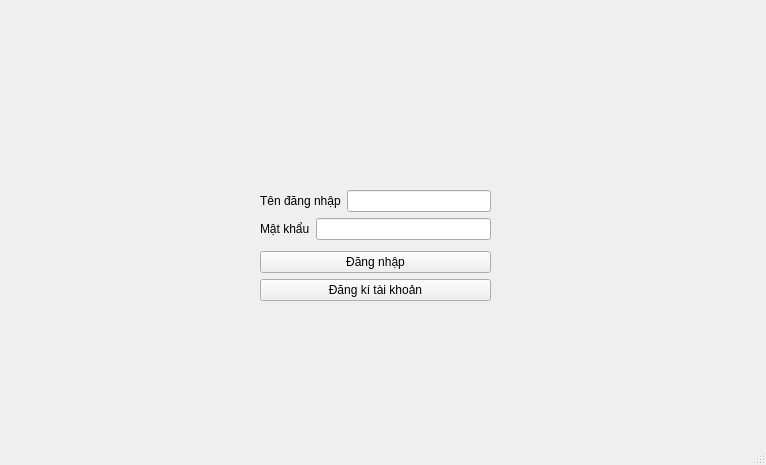
nothign-us/Beta, file airline-gui/mainwindow.ui: the form before one commit.
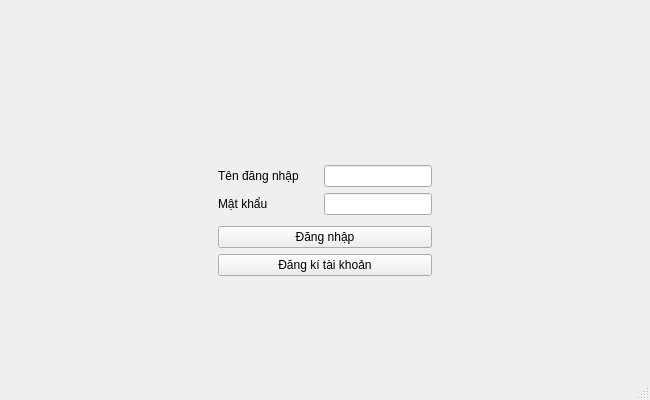
The form after the commit. Icons and pictures are not drawn.

Diff of the .ui file:
```diff
--- a/airline-gui/mainwindow.ui
+++ b/airline-gui/mainwindow.ui
@@ -6,8 +6,8 @@
    <rect>
     <x>0</x>
     <y>0</y>
-    <width>766</width>
-    <height>465</height>
+    <width>650</width>
+    <height>400</height>
    </rect>
   </property>
   <property name="sizePolicy">
@@ -18,19 +18,22 @@
   </property>
   <property name="minimumSize">
    <size>
-    <width>766</width>
-    <height>465</height>
+    <width>650</width>
+    <height>400</height>
    </size>
   </property>
   <property name="maximumSize">
    <size>
-    <width>766</width>
-    <height>465</height>
+    <width>650</width>
+    <height>400</height>
    </size>
   </property>
   <property name="windowTitle">
    <string>MainWindow</string>
   </property>
+  <property name="styleSheet">
+   <string notr="true"/>
+  </property>
   <widget class="QWidget" name="centralwidget">
    <property name="sizePolicy">
     <sizepolicy hsizetype="Expanding" vsizetype="Expanding">
@@ -38,13 +41,16 @@
      <verstretch>0</verstretch>
     </sizepolicy>
    </property>
+   <property name="styleSheet">
+    <string notr="true"/>
+   </property>
    <widget class="QWidget" name="horizontalWidget" native="true">
     <property name="geometry">
      <rect>
       <x>0</x>
       <y>10</y>
-      <width>751</width>
-      <height>431</height>
+      <width>650</width>
+      <height>400</height>
      </rect>
     </property>
     <property name="sizePolicy">
@@ -91,19 +97,6 @@
          </property>
         </spacer>
        </item>
-       <item>
-        <spacer name="horizontalSpacer">
-         <property name="orientation">
-          <enum>Qt::Horizontal</enum>
-         </property>
-         <property name="sizeHint" stdset="0">
-          <size>
-           <width>40</width>
-           <height>20</height>
-          </size>
-         </property>
-        </spacer>
-       </item>
        <item alignment="Qt::AlignHCenter">
         <widget class="QLabel" name="logo">
          <property name="text">
@@ -121,13 +114,29 @@
          </property>
          <item>
           <widget class="QLabel" name="labelUsername">
+           <property name="sizePolicy">
+            <sizepolicy hsizetype="Fixed" vsizetype="Preferred">
+             <horstretch>0</horstretch>
+             <verstretch>0</verstretch>
+            </sizepolicy>
+           </property>
+           <property name="minimumSize">
+            <size>
+             <width>100</width>
+             <height>0</height>
+            </size>
+           </property>
            <property name="text">
             <string>Tên đăng nhập</string>
            </property>
           </widget>
          </item>
          <item>
-          <widget class="QLineEdit" name="lineEdit_username"/>
+          <widget class="QLineEdit" name="lineEdit_username">
+           <property name="styleSheet">
+            <string notr="true"/>
+           </property>
+          </widget>
          </item>
         </layout>
        </item>
@@ -135,6 +144,18 @@
         <layout class="QHBoxLayout" name="horizontalLayout_3">
          <item>
           <widget class="QLabel" name="label_2">
+           <property name="sizePolicy">
+            <sizepolicy hsizetype="Fixed" vsizetype="Preferred">
+             <horstretch>0</horstretch>
+             <verstretch>0</verstretch>
+            </sizepolicy>
+           </property>
+           <property name="minimumSize">
+            <size>
+             <width>100</width>
+             <height>0</height>
+            </size>
+           </property>
            <property name="text">
             <string>Mật khẩu</string>
            </property>
@@ -166,6 +187,9 @@
          <property name="layoutDirection">
           <enum>Qt::LeftToRight</enum>
          </property>
+         <property name="styleSheet">
+          <string notr="true"/>
+         </property>
          <property name="text">
           <string>Đăng nhập</string>
          </property>
```
